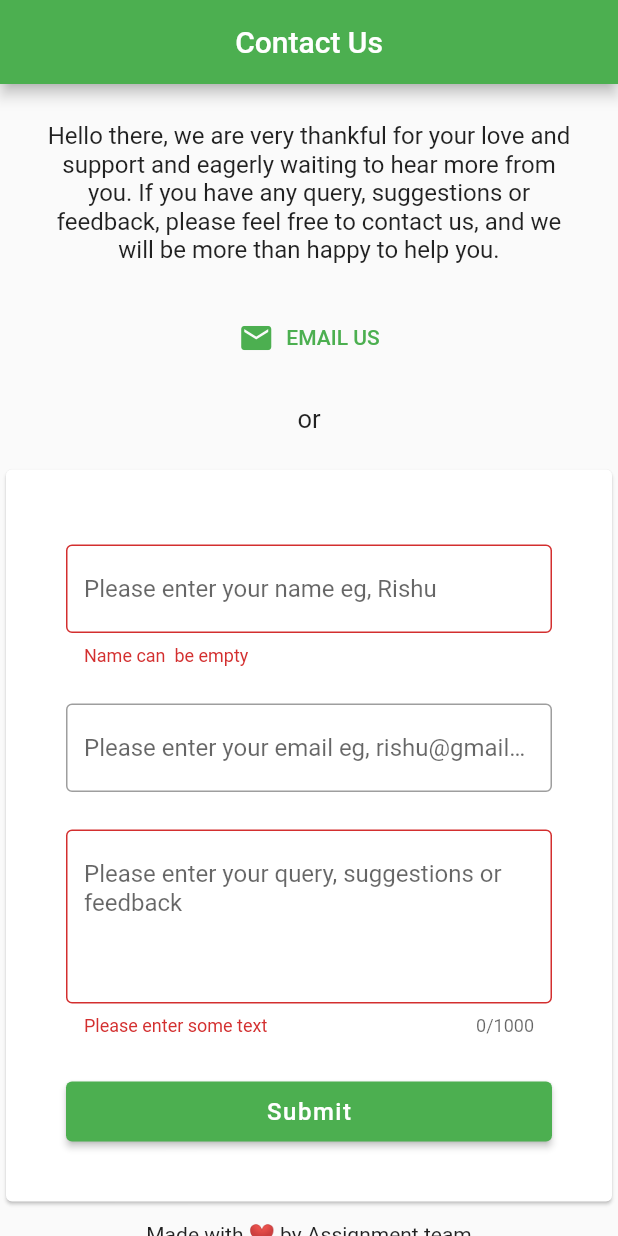
After one commit to imrishuroy/Assignments-Plus, a Flutter app: the ContactUsScreen screen opened by its route, after a tap on "Submit", on a phone screen of 412 x 824 dp. The commit adds this screen. Run offline on Flutter 3.47's test engine with Material 2 defaults, Android fonts, the phone set to English and light mode, and no system bars; our stand-ins replace bloc, cached_network_image, cloud_firestore, equatable, firebase_auth, firebase_core and 13 more; missing offline and left inert: metadata_fetch, receive_sharing_intent; accounts and stored records are empty; network calls fail.

Commit message:
Added contact us page and privacy page

```diff
--- a/lib/config/custom_router.dart
+++ b/lib/config/custom_router.dart
@@ -1,5 +1,5 @@
 import 'package:assignments/config/auth_wrapper.dart';
-import 'package:assignments/screens/contact/contact_us.dart';
+import 'package:assignments/screens/contact/contact_us_screen.dart';
 import 'package:assignments/screens/home/home_screen.dart';
 import 'package:assignments/screens/login/login_screen.dart';
 import 'package:assignments/screens/privacy/privacy_policy.dart';
@@ -34,8 +34,8 @@ class CustomRouter {
       case PrivicyPolicy.routeName:
         return PrivicyPolicy.route();
 
-      case ContactUs.routeName:
-        return ContactUs.route();
+      case ContactUsScreen.routeName:
+        return ContactUsScreen.route();
       default:
         return _errorRoute();
     }
--- a/lib/config/paths.dart
+++ b/lib/config/paths.dart
@@ -6,4 +6,6 @@ class Paths {
   static String get todos => isProduction ? 'todos' : 'dev-todos';
 
   static String get public => isProduction ? 'public' : 'dev-public';
+
+  static String get contact => isProduction ? 'contact' : 'dev-contact';
 }
--- a/lib/main.dart
+++ b/lib/main.dart
@@ -57,6 +57,9 @@ class MyApp extends StatelessWidget {
         RepositoryProvider<ProfileRepository>(
           create: (_) => ProfileRepository(),
         ),
+        RepositoryProvider<FirebaseServices>(
+          create: (_) => FirebaseServices(),
+        ),
         if (!UniversalPlatform.isWeb)
           RepositoryProvider<NotificationService>(
             create: (_) => NotificationService(),
@@ -108,7 +111,7 @@ class MyApp extends StatelessWidget {
           builder: (context, state) {
             return MaterialApp(
               debugShowCheckedModeBanner: false,
-              title: '+Assignments',
+              title: 'Assignments ++',
               theme:
                   appThemeData[AppTheme.values.elementAt(SharedPrefs().theme)],
               onGenerateRoute: CustomRouter.onGenerateRoute,
--- /dev/null
+++ b/lib/models/contact_us.dart
@@ -0,0 +1,53 @@
+import 'dart:convert';
+
+import 'package:equatable/equatable.dart';
+
+class ContactUs extends Equatable {
+  final String? name;
+  final String? email;
+  final String? message;
+  ContactUs({
+    required this.name,
+    required this.email,
+    required this.message,
+  });
+
+  ContactUs copyWith({
+    String? name,
+    String? email,
+    String? message,
+  }) {
+    return ContactUs(
+      name: name ?? this.name,
+      email: email ?? this.email,
+      message: message ?? this.message,
+    );
+  }
+
+  Map<String, dynamic> toMap() {
+    return {
+      'name': name,
+      'email': email,
+      'message': message,
+    };
+  }
+
+  factory ContactUs.fromMap(Map<String, dynamic> map) {
+    return ContactUs(
+      name: map['name'],
+      email: map['email'],
+      message: map['message'],
+    );
+  }
+
+  String toJson() => json.encode(toMap());
+
+  factory ContactUs.fromJson(String source) =>
+      ContactUs.fromMap(json.decode(source));
+
+  @override
+  bool get stringify => true;
+
+  @override
+  List<Object?> get props => [name, email, message];
+}
--- a/lib/repositories/services/firebase_service.dart
+++ b/lib/repositories/services/firebase_service.dart
@@ -1,9 +1,16 @@
+import 'package:assignments/config/paths.dart';
+import 'package:assignments/models/contact_us.dart';
+import 'package:assignments/models/failure_model.dart';
+
 import 'package:assignments/screens/leadBoard/lead_board.dart';
 import 'package:cloud_firestore/cloud_firestore.dart';
 
 class FirebaseServices {
   final CollectionReference _users =
       FirebaseFirestore.instance.collection('leadBoard');
+
+  final CollectionReference _contact =
+      FirebaseFirestore.instance.collection(Paths.contact);
 
   // Stream<LeadBoard> leadBoardUsers() async {
 
@@ -28,4 +35,13 @@ class FirebaseServices {
       return leadBoardUsers;
     }
   }
+
+  Future<void> sendContactUsInformation(ContactUs contactUs) async {
+    try {
+      await _contact.add(contactUs.toMap());
+    } catch (error) {
+      print('Error sending contact us information ${error.toString()}');
+      throw Failure(message: 'Something went wrong');
+    }
+  }
 }
--- a/lib/screens/contact/contact_us.dart
+++ /dev/null
@@ -1,42 +0,0 @@
-import 'package:flutter/material.dart';
-import 'package:url_launcher/url_launcher.dart';
-
-class ContactUs extends StatelessWidget {
-  static const String routeName = '/contact-us';
-  const ContactUs({Key? key}) : super(key: key);
-
-  static Route route() {
-    return MaterialPageRoute(
-      settings: RouteSettings(name: routeName),
-      builder: (_) => ContactUs(),
-    );
-  }
-
-  Future<void> _openEmail() async {
-    await launch('mailto:rishukumar.prince@gmail.com?body=Hello there !');
-  }
-
-  @override
-  Widget build(BuildContext context) {
-    return Scaffold(
-      appBar: AppBar(
-        automaticallyImplyLeading: false,
-        centerTitle: true,
-        title: Text('Contact Us'),
-      ),
-      body: Column(
-        mainAxisAlignment: MainAxisAlignment.center,
-        children: [
-          Center(
-            child: ElevatedButton(
-              onPressed: () {
-                _openEmail();
-              },
-              child: Text('Email Us'),
-            ),
-          ),
-        ],
-      ),
-    );
-  }
-}
--- /dev/null
+++ b/lib/screens/contact/contact_us_screen.dart
@@ -0,0 +1,256 @@
+import 'package:assignments/repositories/services/firebase_service.dart';
+import 'package:assignments/screens/contact/cubit/contactus_cubit.dart';
+import 'package:flutter/material.dart';
+import 'package:flutter_bloc/flutter_bloc.dart';
+import 'package:url_launcher/url_launcher.dart';
+
+class ContactUsScreen extends StatefulWidget {
+  static const String routeName = '/contact-us';
+  ContactUsScreen({Key? key}) : super(key: key);
+
+  static Route route() {
+    return MaterialPageRoute(
+      settings: RouteSettings(name: routeName),
+      builder: (_) => BlocProvider<ContactusCubit>(
+        create: (context) => ContactusCubit(
+          firebaseServices: context.read<FirebaseServices>(),
+        ),
+        child: ContactUsScreen(),
+      ),
+    );
+  }
+
+  @override
+  _ContactUsScreenState createState() => _ContactUsScreenState();
+}
+
+class _ContactUsScreenState extends State<ContactUsScreen> {
+  final _formKey = GlobalKey<FormState>();
+
+  Future<void> _openEmail() async {
+    await launch('mailto:rishukumar.prince@gmail.com?body=Hello there !');
+  }
+
+  final TextEditingController _name = TextEditingController();
+  final TextEditingController _email = TextEditingController();
+  final TextEditingController _message = TextEditingController();
+
+  void _submit(BuildContext context) {
+    try {
+      if (_formKey.currentState!.validate()) {
+        _formKey.currentState!.save();
+        context.read<ContactusCubit>().submit();
+        _name.clear();
+        _email.clear();
+        _message.clear();
+      }
+    } catch (error) {
+      ScaffoldMessenger.of(context).showSnackBar(
+        SnackBar(
+          backgroundColor: Colors.red,
+          content: Text(
+            'Something went wrong try again !',
+            style: TextStyle(color: Colors.white),
+          ),
+        ),
+      );
+    }
+  }
+
+  @override
+  void dispose() {
+    _name.dispose();
+    _message.dispose();
+    _email.dispose();
+
+    super.dispose();
+  }
+
+  @override
+  Widget build(BuildContext context) {
+    return Scaffold(
+      appBar: AppBar(
+        automaticallyImplyLeading: false,
+        centerTitle: true,
+        title: Text('Contact Us'),
+      ),
+      body: BlocConsumer<ContactusCubit, ContactusState>(
+        listener: (context, state) {
+          if (state.status == ContactUsStatus.succuss) {
+            ScaffoldMessenger.of(context).showSnackBar(
+              SnackBar(
+                backgroundColor: Colors.green,
+                content: Text(
+                  'Message sent, Thanks for contacting us we will soon reach out to you !',
+                  style: TextStyle(
+                    color: Colors.white,
+                  ),
+                ),
+              ),
+            );
+          }
+        },
+        builder: (context, state) {
+          return SingleChildScrollView(
+            child: Column(
+              mainAxisAlignment: MainAxisAlignment.center,
+              crossAxisAlignment: CrossAxisAlignment.stretch,
+              children: [
+                Padding(
+                  padding: const EdgeInsets.symmetric(
+                    horizontal: 25.0,
+                    vertical: 25.0,
+                  ),
+                  child: Text(
+                    _contactNote,
+                    style: TextStyle(fontSize: 16.0),
+                    textAlign: TextAlign.center,
+                  ),
+                ),
+                TextButton.icon(
+                  onPressed: () {
+                    _openEmail();
+                  },
+                  icon: Icon(Icons.mail),
+                  label: Text('EMAIL US'),
+                ),
+                SizedBox(height: 20.0),
+                Text(
+                  'or',
+                  style: TextStyle(fontSize: 17.0),
+                  textAlign: TextAlign.center,
+                ),
+                SizedBox(height: 20.0),
+                Center(
+                  child: Card(
+                    child: Container(
+                      width: 600.0,
+                      child: Form(
+                        key: _formKey,
+                        child: Padding(
+                          padding: const EdgeInsets.symmetric(
+                            horizontal: 40.0,
+                            vertical: 40.0,
+                          ),
+                          child: Column(
+                            crossAxisAlignment: CrossAxisAlignment.stretch,
+                            children: [
+                              const SizedBox(height: 10.0),
+                              TextFormField(
+                                controller: _name,
+                                validator: (value) {
+                                  if (value == null || value.isEmpty) {
+                                    return 'Name can\t be empty';
+                                  }
+                                  return null;
+                                },
+                                onChanged: (value) => context
+                                    .read<ContactusCubit>()
+                                    .nameChanged(value),
+                                decoration: InputDecoration(
+                                  hintText: 'Please enter your name eg, Rishu',
+                                  border: OutlineInputBorder(
+                                    borderRadius: BorderRadius.circular(
+                                      4.0,
+                                    ),
+                                  ),
+                                ),
+                              ),
+                              const SizedBox(height: 25.0),
+                              TextFormField(
+                                controller: _email,
+                                validator: (value) {
+                                  if (value != null) {
+                                    if (value.isEmpty && value.contains('@')) {
+                                      return 'Invalid email address ';
+                                    }
+                                  }
+                                  return null;
+                                },
+                                onChanged: (value) => context
+                                    .read<ContactusCubit>()
+                                    .emailChanged(value),
+                                decoration: InputDecoration(
+                                  hintText:
+                                      'Please enter your email eg, rishu@gmailcom',
+                                  border: OutlineInputBorder(
+                                    borderRadius: BorderRadius.circular(
+                                      4.0,
+                                    ),
+                                  ),
+                                ),
+                              ),
+                              const SizedBox(height: 25.0),
+                              TextFormField(
+                                controller: _message,
+                                validator: (value) {
+                                  if (value == null || value.isEmpty) {
+                                    return 'Please enter some text';
+                                  }
+                                  return null;
+                                },
+                                onChanged: (value) => context
+                                    .read<ContactusCubit>()
+                                    .messageChanged(value),
+                                maxLength: 1000,
+                                maxLines: 8,
+                                minLines: 4,
+                                decoration: InputDecoration(
+                                  hintText:
+                                      'Please enter your query, suggestions or feedback',
+                                  border: OutlineInputBorder(
+                                    borderRadius: BorderRadius.circular(
+                                      4.0,
+                                    ),
+                                  ),
+                                ),
+                              ),
+                              const SizedBox(height: 30.0),
+                              SizedBox(
+                                height: 40.0,
+                                child: ElevatedButton(
+                                  onPressed: () {
+                                    _submit(context);
+                                  },
+                                  child: Text(
+                                    'Submit',
+                                    style: TextStyle(
+                                      letterSpacing: 1.0,
+                                      fontSize: 16.0,
+                                    ),
+                                  ),
+                                ),
+                              ),
+                            ],
+                          ),
+                        ),
+                      ),
+                    ),
+                  ),
+                ),
+                const SizedBox(height: 10.0),
+                // Row(children: [
+                //   Text('Made with'),
+
+                // ],)
+                Text(
+                  'Made with ❤️ by Assignment team',
+                  textAlign: TextAlign.center,
+                ),
+                const SizedBox(height: 7.0),
+                Text(
+                  '© sixteenbrains.com',
+                  textAlign: TextAlign.center,
+                ),
+                const SizedBox(height: 12.0),
+              ],
+            ),
+          );
+        },
+      ),
+    );
+  }
+}
+
+const String _contactNote =
+    'Hello there, we are very thankful for your love and support and eagerly waiting to hear more from you. If you have any query, suggestions or feedback, please feel free to contact us, and we will be more than happy to help you.';
--- /dev/null
+++ b/lib/screens/contact/cubit/contactus_cubit.dart
@@ -0,0 +1,44 @@
+import 'package:assignments/models/contact_us.dart';
+import 'package:assignments/models/failure_model.dart';
+import 'package:assignments/repositories/services/firebase_service.dart';
+import 'package:bloc/bloc.dart';
+import 'package:equatable/equatable.dart';
+
+part 'contactus_state.dart';
+
+class ContactusCubit extends Cubit<ContactusState> {
+  final FirebaseServices _firebaseServices;
+  ContactusCubit({required FirebaseServices firebaseServices})
+      : _firebaseServices = firebaseServices,
+        super(ContactusState.initial());
+
+  void nameChanged(String name) async {
+    emit(state.copyWith(name: name, status: ContactUsStatus.initial));
+  }
+
+  void emailChanged(String email) async {
+    emit(state.copyWith(email: email, status: ContactUsStatus.initial));
+  }
+
+  void messageChanged(String message) async {
+    emit(state.copyWith(message: message, status: ContactUsStatus.initial));
+  }
+
+  void submit() async {
+    if (state.status == ContactUsStatus.submitting) return;
+    try {
+      emit(state.copyWith(status: ContactUsStatus.submitting));
+      await _firebaseServices.sendContactUsInformation(ContactUs(
+        name: state.name,
+        email: state.email,
+        message: state.message,
+      ));
+      emit(state.copyWith(status: ContactUsStatus.succuss));
+    } on Failure catch (error) {
+      emit(state.copyWith(
+        status: ContactUsStatus.error,
+        failure: Failure(message: error.toString()),
+      ));
+    }
+  }
+}
--- /dev/null
+++ b/lib/screens/contact/cubit/contactus_state.dart
@@ -0,0 +1,55 @@
+part of 'contactus_cubit.dart';
+
+enum ContactUsStatus { initial, submitting, succuss, error }
+
+class ContactusState extends Equatable {
+  final String? name;
+  final String? email;
+  final String? message;
+  final ContactUsStatus status;
+  final Failure? failure;
+
+  ContactusState(
+      {required this.name,
+      required this.email,
+      required this.message,
+      required this.status,
+      required this.failure});
+
+  factory ContactusState.initial() => ContactusState(
+        email: '',
+        name: '',
+        message: '',
+        status: ContactUsStatus.initial,
+        failure: Failure(),
+      );
+
+  @override
+  bool? get stringify => true;
+
+  bool get fromValid {
+    if (name != null && email != null && message != null) {
+      return name!.isNotEmpty && email!.isNotEmpty && message!.isNotEmpty;
+    }
+    return false;
+  }
+
+  @override
+  List<Object?> get props => [email, name, message, status];
+
+  ContactusState copyWith({
+    String? name,
+    String? email,
+    String? message,
+    ContactUsStatus? status,
+    Failure? failure,
+  }) {
+    return ContactusState(
+      name: name ?? this.name,
+      email: email ?? this.email,
+      message: message ?? this.message,
+      status: status ?? this.status,
+      failure: failure ?? this.failure,
+    );
+  }
+}
--- a/lib/screens/home/home_screen.dart
+++ b/lib/screens/home/home_screen.dart
@@ -1,4 +1,5 @@
 import 'dart:async';
+import 'package:assignments/blocs/auth/auth_bloc.dart';
 import 'package:assignments/blocs/tab/tab_bloc.dart';
 import 'package:assignments/models/app_tab_bar.dart';
 import 'package:assignments/screens/home/widgets/my_appbar.dart';
@@ -9,7 +10,6 @@ import 'package:assignments/widgets/loading_indicator.dart';
 import 'package:assignments/widgets/tab_selector.dart';
 import 'package:flutter/material.dart';
 import 'package:flutter_bloc/flutter_bloc.dart';
-
 import 'package:metadata_fetch/metadata_fetch.dart';
 import 'package:receive_sharing_intent/receive_sharing_intent.dart';
 import 'package:timezone/data/latest.dart' as tz;
@@ -124,7 +124,12 @@ class _HomeScreenState extends State<HomeScreen> {
 
   @override
   Widget build(BuildContext context) {
-    return WillPopScope(
+    return BlocListener<AuthBloc, AuthState>(
+      listener: (context, state) {
+        print('AuthBloc listener ${state.status}');
+        //  Navigator.of(context).pushNamedAndRemoveUntil('/', (route) => false);
+      },
+      child: WillPopScope(
         onWillPop: () async => false,
         child: _loading
             ? Container(
@@ -162,6 +167,7 @@ class _HomeScreenState extends State<HomeScreen> {
                   );
                 },
               ),
+      ),
     );
   }
 }
--- a/lib/screens/profile/profile_screen.dart
+++ b/lib/screens/profile/profile_screen.dart
@@ -1,6 +1,6 @@
 import 'package:assignments/blocs/profile/profile_bloc.dart';
 import 'package:assignments/models/app_user_model.dart';
-import 'package:assignments/screens/contact/contact_us.dart';
+import 'package:assignments/screens/contact/contact_us_screen.dart';
 import 'package:assignments/screens/privacy/privacy_policy.dart';
 import 'package:assignments/screens/profile/widgets/logout.dart';
 import 'package:assignments/screens/profile/widgets/name_and_about.dart';
@@ -136,7 +136,8 @@ class _ProfileScreenState extends State<ProfileScreen> {
                     if (UniversalPlatform.isWeb)
                       ListTile(
                         onTap: () {
-                          Navigator.of(context).pushNamed(ContactUs.routeName);
+                          Navigator.of(context)
+                              .pushNamed(ContactUsScreen.routeName);
                         },
                         title: Text('Contact Us'),
                         trailing: Icon(Icons.navigate_next_sharp),
--- a/todos.txt
+++ b/todos.txt
@@ -95,3 +95,9 @@ flutter: ERROR Your app is missing support for the following URL schemes: com.go
 
 559969452372-8chamtit6a5g6pcr0fqrkitg5osu5fpl.apps.googleusercontent.com
 com.googleusercontent.apps.559969452372-8chamtit6a5g6pcr0fqrkitg5osu5fpl
+
+
+You can set any port using the --web-port option.
+
+flutter run -d chrome --web-port 8080
+flutter run -d chrome --web-port 7357 - registered on gcp
```
Also changed, not shown: 1 other file. Lines whose indentation alone changed are shown as unchanged.
